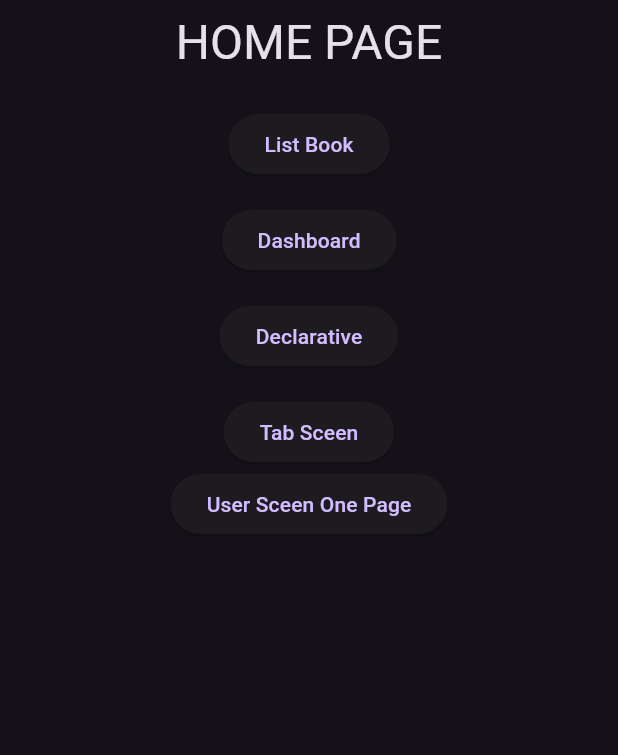
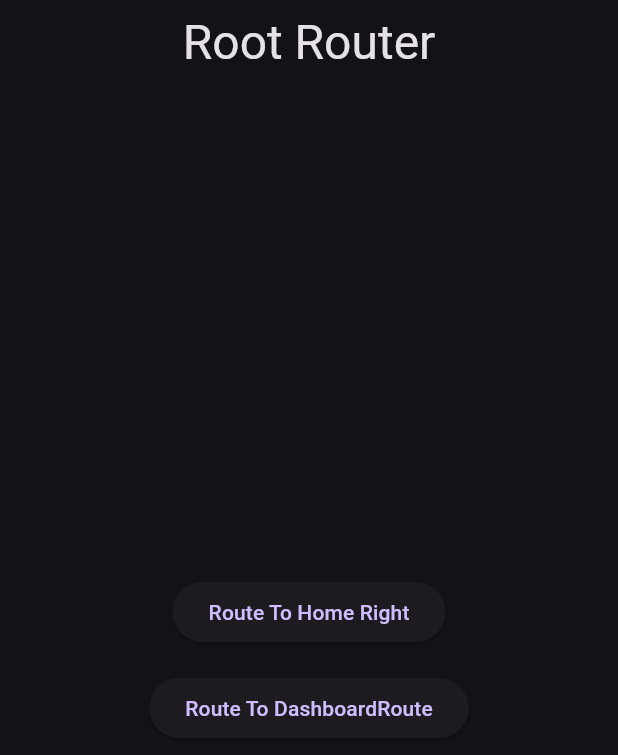
Before and after one commit to PhuCG/ParamInheritanceIssues, a Flutter app: the screen it shows after launch, on a phone screen of 412 x 824 dp. Shown: the top 755 px of the screen. Run offline on Flutter 3.47's test engine with Material 3 defaults, Android fonts, the light colour scheme and no system bars; our stand-ins replace auto_route.

Commit message:
setup right route

```diff
--- a/lib/home_page.dart
+++ b/lib/home_page.dart
@@ -44,7 +44,7 @@ class _HomestayScreenState extends State<HomestayScreen> {
                 context.pushRoute(const DeclarativeRoute());
               },
             ),
-            const SizedBox(height: 16),
+            const Divider(),
             ElevatedButton(
               child: const Text('Tab Sceen'),
               onPressed: () {
@@ -57,6 +57,13 @@ class _HomestayScreenState extends State<HomestayScreen> {
                 context.pushRoute(const UserRoute());
               },
             ),
+            const Divider(),
+            ElevatedButton(
+              child: const Text('Go to Home Right Screen'),
+              onPressed: () {
+                context.router.replaceAll([const RightTab()]);
+              },
+            ),
           ],
         ),
       ),
--- /dev/null
+++ b/lib/right_router/right_router_page.dart
@@ -0,0 +1,40 @@
+import 'package:auto_route/auto_route.dart';
+import 'package:flutter/material.dart';
+import 'package:inherited_params_issues/router.gr.dart';
+
+@RoutePage()
+class RightScreen extends StatefulWidget {
+  const RightScreen({super.key});
+
+  @override
+  State<RightScreen> createState() => _RightScreenState();
+}
+
+class _RightScreenState extends State<RightScreen> {
+  @override
+  Widget build(BuildContext context) {
+    return Scaffold(
+      appBar: AppBar(
+        title: const Text('Root Router'),
+        centerTitle: true,
+        titleTextStyle: Theme.of(context).textTheme.headlineLarge,
+      ),
+      body: Center(
+        child: Column(
+          mainAxisSize: MainAxisSize.min,
+          children: [
+            ElevatedButton(
+              onPressed: () => context.pushRoute(const HomeRightRoute()),
+              child: const Text('Route To Home Right'),
+            ),
+            const SizedBox(height: 16),
+            ElevatedButton(
+              onPressed: () => context.pushRoute(const DashboardRoute()),
+              child: const Text('Route To DashboardRoute'),
+            ),
+          ],
+        ),
+      ),
+    );
+  }
+}
--- a/lib/router.dart
+++ b/lib/router.dart
@@ -5,23 +5,68 @@ import 'package:inherited_params_issues/router.gr.dart';
 class RootRouter extends $RootRouter {
   @override
   final List<AutoRoute> routes = [
-    AutoRoute(path: '/', page: HomestayRoute.page),
-    // Tab
-    AutoRoute(
-      page: TabRoute.page,
-      path: '/tab',
-      children: [
-        // RedirectRoute(path: '', redirectTo: 'users'),
-        AutoRoute(path: 'users', page: UserRoute.page),
-        AutoRoute(path: 'posts', page: PostRoute.page),
-        AutoRoute(path: 'settings', page: SettingRoute.page),
-      ],
-    ),
+    // AutoRoute(path: '/', page: HomestayRoute.page),
+    // // Tab
+    // AutoRoute(
+    //   page: TabRoute.page,
+    //   path: '/tab',
+    //   children: [
+    //     // RedirectRoute(path: '', redirectTo: 'users'),
+    //     AutoRoute(path: 'users', page: UserRoute.page),
+    //     AutoRoute(path: 'posts', page: PostRoute.page),
+    //     AutoRoute(path: 'settings', page: SettingRoute.page),
+    //   ],
+    // ),
 
-    // Full Screen
-    AutoRoute(page: UserRoute.page),
+    // // Full Screen
+    // AutoRoute(page: UserRoute.page),
 
-    // Nested Route
+    // // Nested Route
+    // AutoRoute(
+    //   path: '/dashboard',
+    //   page: DashboardRoute.page,
+    //   children: [
+    //     RedirectRoute(path: '', redirectTo: 'users'),
+    //     AutoRoute(path: 'users', page: UserRoute.page),
+    //     AutoRoute(path: 'posts', page: PostRoute.page),
+    //     AutoRoute(path: 'settings', page: SettingRoute.page),
+    //   ],
+    // ),
+
+    // // declarative
+    // AutoRoute(
+    //   path: '/declarative',
+    //   page: DeclarativeRoute.page,
+    //   children: [
+    //     AutoRoute(path: '', page: BookListRoute.page),
+    //     AutoRoute(path: ':id', page: BookDetailsRoute.page),
+    //     AutoRoute(path: 'users', page: UserRoute.page),
+    //     AutoRoute(path: 'posts', page: PostRoute.page),
+    //     AutoRoute(path: 'settings', page: SettingRoute.page),
+    //   ],
+    // ),
+    // AutoRoute(
+    //   page: BooksTab.page,
+    //   children: [
+    //     RedirectRoute(path: '', redirectTo: 'books'),
+    //     AutoRoute(
+    //       path: 'books',
+    //       page: BookListRoute.page,
+    //     ),
+    //     AutoRoute(
+    //       path: 'book/:id',
+    //       page: BookDetailsRoute.page,
+    //       children: [
+    //         AutoRoute(path: 'review', page: ReviewRoute.page),
+    //       ],
+    //     ),
+    //   ],
+    //   title: (ctx, _) => 'Books list',
+    // ),
+
+    // Right Screen
+    AutoRoute(path: '/', page: RightRoute.page),
+    AutoRoute(path: '/home', page: HomeRightRoute.page),
     AutoRoute(
       path: '/dashboard',
       page: DashboardRoute.page,
@@ -32,37 +77,6 @@ class RootRouter extends $RootRouter {
         AutoRoute(path: 'settings', page: SettingRoute.page),
       ],
     ),
-
-    // declarative
-    AutoRoute(
-      path: '/declarative',
-      page: DeclarativeRoute.page,
-      children: [
-        AutoRoute(path: '', page: BookListRoute.page),
-        AutoRoute(path: ':id', page: BookDetailsRoute.page),
-        AutoRoute(path: 'users', page: UserRoute.page),
-        AutoRoute(path: 'posts', page: PostRoute.page),
-        AutoRoute(path: 'settings', page: SettingRoute.page),
-      ],
-    ),
-    AutoRoute(
-      page: BooksTab.page,
-      children: [
-        RedirectRoute(path: '', redirectTo: 'books'),
-        AutoRoute(
-          path: 'books',
-          page: BookListRoute.page,
-        ),
-        AutoRoute(
-          path: 'book/:id',
-          page: BookDetailsRoute.page,
-          children: [
-            AutoRoute(path: 'review', page: ReviewRoute.page),
-          ],
-        ),
-      ],
-      title: (ctx, _) => 'Books list',
-    ),
   ];
 }
 
@@ -70,3 +84,8 @@ class RootRouter extends $RootRouter {
 class BooksTabPage extends AutoRouter {
   const BooksTabPage({super.key});
 }
+
+@RoutePage(name: 'RightTab')
+class RightTabPage extends AutoRouter {
+  const RightTabPage({super.key});
+}
```
Also changed, not shown: lib/dashboard/dashboard_page.dart (+9 -1 lines), lib/dashboard/setting_page.dart (+18 -4 lines), lib/right_router/home_right_page.dart (added, +49 -0 lines), lib/router.gr.dart.
